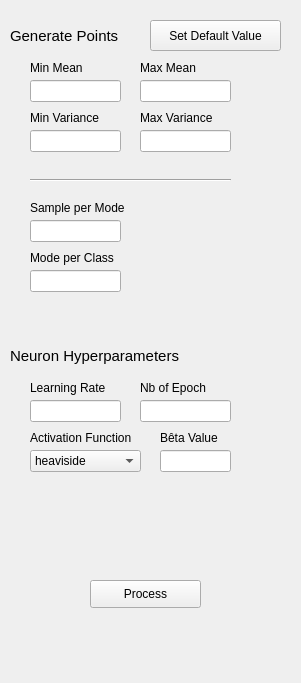
SonTonyD/Lodz_IA_introduction, file Gui_plot.ui: the form before one commit.
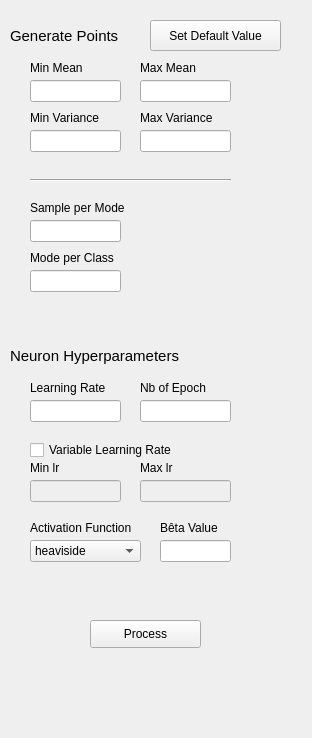
The form after the commit.

Commit message: add variable learning rate feature

```diff
--- a/Gui_plot.ui
+++ b/Gui_plot.ui
@@ -6,8 +6,8 @@
    <rect>
     <x>0</x>
     <y>0</y>
-    <width>301</width>
-    <height>683</height>
+    <width>312</width>
+    <height>738</height>
    </rect>
   </property>
   <property name="windowTitle">
@@ -161,7 +161,7 @@
    <property name="geometry">
     <rect>
      <x>90</x>
-     <y>580</y>
+     <y>620</y>
      <width>111</width>
      <height>28</height>
     </rect>
@@ -294,7 +294,7 @@
    <property name="geometry">
     <rect>
      <x>30</x>
-     <y>450</y>
+     <y>540</y>
      <width>111</width>
      <height>22</height>
     </rect>
@@ -342,7 +342,7 @@
    <property name="geometry">
     <rect>
      <x>30</x>
-     <y>430</y>
+     <y>520</y>
      <width>111</width>
      <height>16</height>
     </rect>
@@ -355,7 +355,7 @@
    <property name="geometry">
     <rect>
      <x>160</x>
-     <y>450</y>
+     <y>540</y>
      <width>71</width>
      <height>22</height>
     </rect>
@@ -365,7 +365,7 @@
    <property name="geometry">
     <rect>
      <x>160</x>
-     <y>430</y>
+     <y>520</y>
      <width>71</width>
      <height>16</height>
     </rect>
@@ -374,6 +374,71 @@
     <string>Bêta Value</string>
    </property>
   </widget>
+  <widget class="QCheckBox" name="checkBox_variableLr">
+   <property name="geometry">
+    <rect>
+     <x>30</x>
+     <y>440</y>
+     <width>161</width>
+     <height>20</height>
+    </rect>
+   </property>
+   <property name="text">
+    <string>Variable Learning Rate</string>
+   </property>
+  </widget>
+  <widget class="QLineEdit" name="lineEdit_maxLr">
+   <property name="enabled">
+    <bool>false</bool>
+   </property>
+   <property name="geometry">
+    <rect>
+     <x>140</x>
+     <y>480</y>
+     <width>91</width>
+     <height>22</height>
+    </rect>
+   </property>
+  </widget>
+  <widget class="QLabel" name="label_maxLr">
+   <property name="geometry">
+    <rect>
+     <x>140</x>
+     <y>460</y>
+     <width>71</width>
+     <height>16</height>
+    </rect>
+   </property>
+   <property name="text">
+    <string>Max lr</string>
+   </property>
+  </widget>
+  <widget class="QLabel" name="label_minLr">
+   <property name="geometry">
+    <rect>
+     <x>30</x>
+     <y>460</y>
+     <width>81</width>
+     <height>16</height>
+    </rect>
+   </property>
+   <property name="text">
+    <string>Min lr</string>
+   </property>
+  </widget>
+  <widget class="QLineEdit" name="lineEdit_minLr">
+   <property name="enabled">
+    <bool>false</bool>
+   </property>
+   <property name="geometry">
+    <rect>
+     <x>30</x>
+     <y>480</y>
+     <width>91</width>
+     <height>22</height>
+    </rect>
+   </property>
+  </widget>
  </widget>
  <resources/>
  <connections/>
```
The commit also changes 1 other file.
